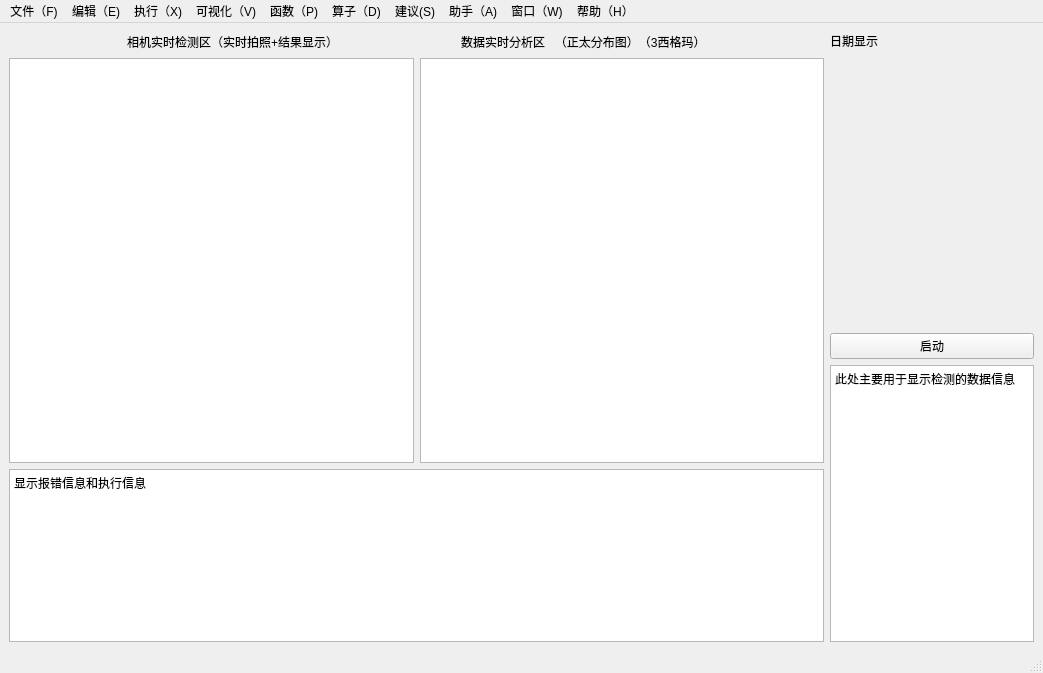
ziqianwenxuan/Machine-vision-inspection-system, file InspectionSystem/mainwindow.ui: the form before one commit.
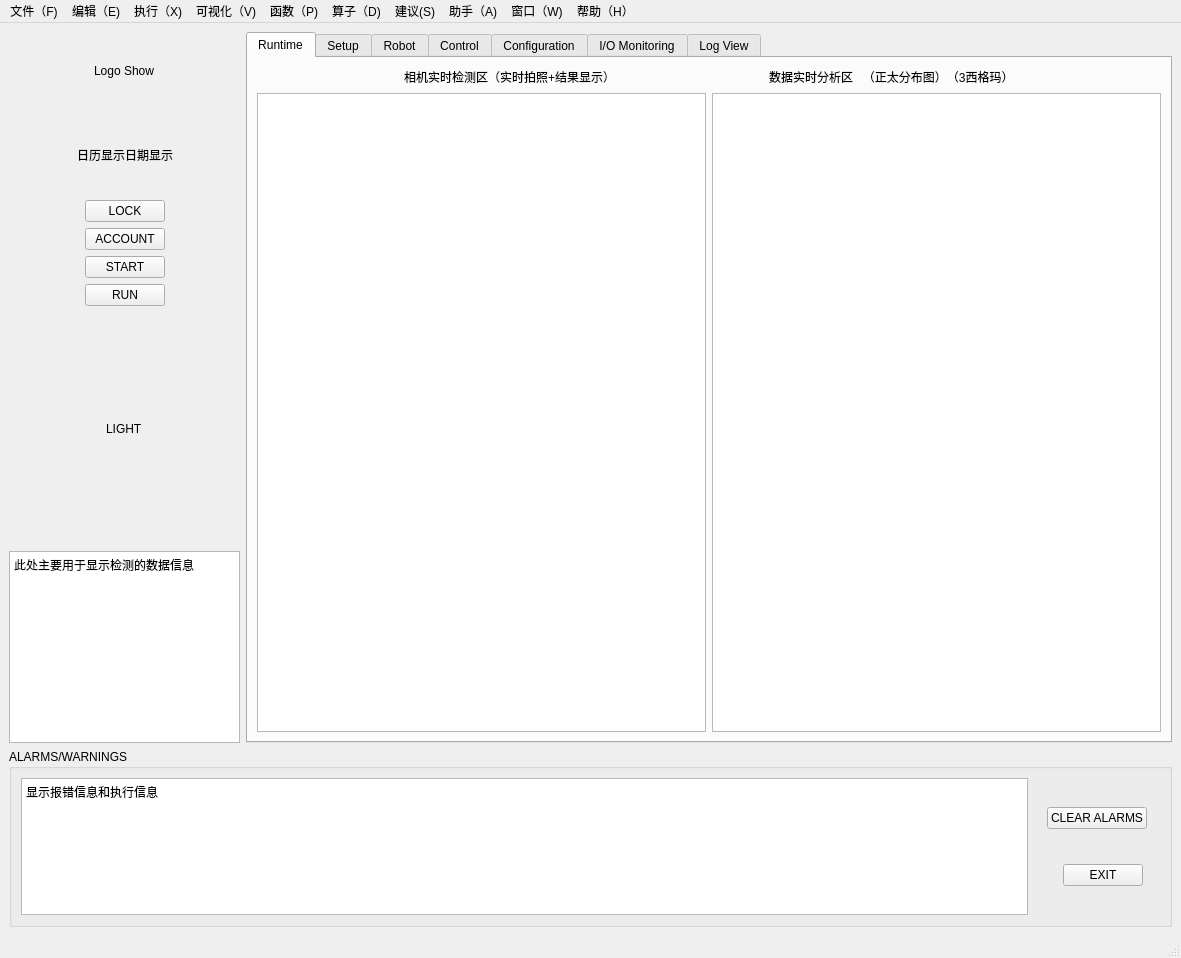
The form after the commit. Icons and pictures are not drawn.

Commit message: 第二次改进，仿照UMP的 GUI界面

```diff
--- a/InspectionSystem/mainwindow.ui
+++ b/InspectionSystem/mainwindow.ui
@@ -6,8 +6,8 @@
    <rect>
     <x>0</x>
     <y>0</y>
-    <width>1043</width>
-    <height>673</height>
+    <width>1181</width>
+    <height>958</height>
    </rect>
   </property>
   <property name="windowTitle">
@@ -18,15 +18,338 @@
     <normaloff>Kingdee_ico.ico</normaloff>Kingdee_ico.ico</iconset>
   </property>
   <widget class="QWidget" name="centralwidget">
-   <layout class="QGridLayout" name="gridLayout">
+   <layout class="QGridLayout" name="gridLayout_2">
     <item row="0" column="0">
-     <layout class="QHBoxLayout" name="horizontalLayout_3" stretch="8,2">
+     <layout class="QVBoxLayout" name="verticalLayout_3" stretch="8,2">
       <item>
-       <layout class="QVBoxLayout" name="verticalLayout_2" stretch="0,0">
+       <layout class="QHBoxLayout" name="horizontalLayout_9" stretch="2,8">
+        <item>
+         <layout class="QVBoxLayout" name="verticalLayout" stretch="1,1,1,1,2,2,3,0">
+          <item>
+           <layout class="QHBoxLayout" name="horizontalLayout">
+            <item>
+             <spacer name="horizontalSpacer_4">
+              <property name="orientation">
+               <enum>Qt::Horizontal</enum>
+              </property>
+              <property name="sizeHint" stdset="0">
+               <size>
+                <width>40</width>
+                <height>20</height>
+               </size>
+              </property>
+             </spacer>
+            </item>
+            <item>
+             <widget class="QLabel" name="LogoShow">
+              <property name="text">
+               <string>Logo Show</string>
+              </property>
+             </widget>
+            </item>
+            <item>
+             <spacer name="horizontalSpacer_5">
+              <property name="orientation">
+               <enum>Qt::Horizontal</enum>
+              </property>
+              <property name="sizeHint" stdset="0">
+               <size>
+                <width>40</width>
+                <height>20</height>
+               </size>
+              </property>
+             </spacer>
+            </item>
+           </layout>
+          </item>
         <item>
          <layout class="QHBoxLayout" name="horizontalLayout_2">
           <item>
-           <spacer name="horizontalSpacer_2">
+             <spacer name="horizontalSpacer_7">
+              <property name="orientation">
+               <enum>Qt::Horizontal</enum>
+              </property>
+              <property name="sizeHint" stdset="0">
+               <size>
+                <width>40</width>
+                <height>20</height>
+               </size>
+              </property>
+             </spacer>
+            </item>
+            <item>
+             <widget class="QLabel" name="dateTime">
+              <property name="enabled">
+               <bool>true</bool>
+              </property>
+              <property name="text">
+               <string>日历显示日期显示</string>
+              </property>
+             </widget>
+            </item>
+            <item>
+             <spacer name="horizontalSpacer_6">
+              <property name="orientation">
+               <enum>Qt::Horizontal</enum>
+              </property>
+              <property name="sizeHint" stdset="0">
+               <size>
+                <width>40</width>
+                <height>20</height>
+               </size>
+              </property>
+             </spacer>
+            </item>
+           </layout>
+          </item>
+          <item>
+           <layout class="QHBoxLayout" name="horizontalLayout_3">
+            <item>
+             <spacer name="horizontalSpacer_8">
+              <property name="orientation">
+               <enum>Qt::Horizontal</enum>
+              </property>
+              <property name="sizeHint" stdset="0">
+               <size>
+                <width>40</width>
+                <height>20</height>
+               </size>
+              </property>
+             </spacer>
+            </item>
+            <item>
+             <widget class="QPushButton" name="Lock_bt">
+              <property name="text">
+               <string>LOCK</string>
+              </property>
+             </widget>
+            </item>
+            <item>
+             <spacer name="horizontalSpacer_9">
+              <property name="orientation">
+               <enum>Qt::Horizontal</enum>
+              </property>
+              <property name="sizeHint" stdset="0">
+               <size>
+                <width>40</width>
+                <height>20</height>
+               </size>
+              </property>
+             </spacer>
+            </item>
+           </layout>
+          </item>
+          <item>
+           <layout class="QHBoxLayout" name="horizontalLayout_4">
+            <item>
+             <spacer name="horizontalSpacer_11">
+              <property name="orientation">
+               <enum>Qt::Horizontal</enum>
+              </property>
+              <property name="sizeHint" stdset="0">
+               <size>
+                <width>40</width>
+                <height>20</height>
+               </size>
+              </property>
+             </spacer>
+            </item>
+            <item>
+             <widget class="QPushButton" name="Account_bt">
+              <property name="text">
+               <string>ACCOUNT</string>
+              </property>
+             </widget>
+            </item>
+            <item>
+             <spacer name="horizontalSpacer_10">
+              <property name="orientation">
+               <enum>Qt::Horizontal</enum>
+              </property>
+              <property name="sizeHint" stdset="0">
+               <size>
+                <width>40</width>
+                <height>20</height>
+               </size>
+              </property>
+             </spacer>
+            </item>
+           </layout>
+          </item>
+          <item>
+           <layout class="QHBoxLayout" name="horizontalLayout_5">
+            <item>
+             <spacer name="horizontalSpacer_12">
+              <property name="orientation">
+               <enum>Qt::Horizontal</enum>
+              </property>
+              <property name="sizeHint" stdset="0">
+               <size>
+                <width>40</width>
+                <height>20</height>
+               </size>
+              </property>
+             </spacer>
+            </item>
+            <item>
+             <widget class="QPushButton" name="Account_bt_2">
+              <property name="sizePolicy">
+               <sizepolicy hsizetype="Minimum" vsizetype="Maximum">
+                <horstretch>0</horstretch>
+                <verstretch>0</verstretch>
+               </sizepolicy>
+              </property>
+              <property name="text">
+               <string>START</string>
+              </property>
+             </widget>
+            </item>
+            <item>
+             <spacer name="horizontalSpacer_13">
+              <property name="orientation">
+               <enum>Qt::Horizontal</enum>
+              </property>
+              <property name="sizeHint" stdset="0">
+               <size>
+                <width>40</width>
+                <height>20</height>
+               </size>
+              </property>
+             </spacer>
+            </item>
+           </layout>
+          </item>
+          <item>
+           <layout class="QHBoxLayout" name="horizontalLayout_6">
+            <item>
+             <spacer name="horizontalSpacer_15">
+              <property name="orientation">
+               <enum>Qt::Horizontal</enum>
+              </property>
+              <property name="sizeHint" stdset="0">
+               <size>
+                <width>40</width>
+                <height>20</height>
+               </size>
+              </property>
+             </spacer>
+            </item>
+            <item>
+             <widget class="QPushButton" name="Account_bt_3">
+              <property name="text">
+               <string>RUN</string>
+              </property>
+             </widget>
+            </item>
+            <item>
+             <spacer name="horizontalSpacer_14">
+              <property name="orientation">
+               <enum>Qt::Horizontal</enum>
+              </property>
+              <property name="sizeHint" stdset="0">
+               <size>
+                <width>40</width>
+                <height>20</height>
+               </size>
+              </property>
+             </spacer>
+            </item>
+           </layout>
+          </item>
+          <item>
+           <layout class="QHBoxLayout" name="horizontalLayout_7">
+            <item>
+             <spacer name="horizontalSpacer_17">
+              <property name="orientation">
+               <enum>Qt::Horizontal</enum>
+              </property>
+              <property name="sizeHint" stdset="0">
+               <size>
+                <width>40</width>
+                <height>20</height>
+               </size>
+              </property>
+             </spacer>
+            </item>
+            <item>
+             <widget class="QLabel" name="label_4">
+              <property name="text">
+               <string>LIGHT</string>
+              </property>
+             </widget>
+            </item>
+            <item>
+             <spacer name="horizontalSpacer_16">
+              <property name="orientation">
+               <enum>Qt::Horizontal</enum>
+              </property>
+              <property name="sizeHint" stdset="0">
+               <size>
+                <width>40</width>
+                <height>20</height>
+               </size>
+              </property>
+             </spacer>
+            </item>
+           </layout>
+          </item>
+          <item>
+           <layout class="QHBoxLayout" name="horizontalLayout_8">
+            <item>
+             <spacer name="horizontalSpacer_19">
+              <property name="orientation">
+               <enum>Qt::Horizontal</enum>
+              </property>
+              <property name="sizeHint" stdset="0">
+               <size>
+                <width>18</width>
+                <height>20</height>
+               </size>
+              </property>
+             </spacer>
+            </item>
+            <item>
+             <widget class="QTextBrowser" name="textBrowser_2">
+              <property name="html">
+               <string>&lt;!DOCTYPE HTML PUBLIC &quot;-//W3C//DTD HTML 4.0//EN&quot; &quot;http://www.w3.org/TR/REC-html40/strict.dtd&quot;&gt;
+&lt;html&gt;&lt;head&gt;&lt;meta name=&quot;qrichtext&quot; content=&quot;1&quot; /&gt;&lt;style type=&quot;text/css&quot;&gt;
+p, li { white-space: pre-wrap; }
+&lt;/style&gt;&lt;/head&gt;&lt;body style=&quot; font-family:'SimSun'; font-size:9pt; font-weight:400; font-style:normal;&quot;&gt;
+&lt;p style=&quot; margin-top:0px; margin-bottom:0px; margin-left:0px; margin-right:0px; -qt-block-indent:0; text-indent:0px;&quot;&gt;&lt;span style=&quot; font-family:'SimSun';&quot;&gt;此处主要用于显示检测的数据信息&lt;/span&gt;&lt;/p&gt;&lt;/body&gt;&lt;/html&gt;</string>
+              </property>
+             </widget>
+            </item>
+            <item>
+             <spacer name="horizontalSpacer_18">
+              <property name="orientation">
+               <enum>Qt::Horizontal</enum>
+              </property>
+              <property name="sizeHint" stdset="0">
+               <size>
+                <width>18</width>
+                <height>20</height>
+               </size>
+              </property>
+             </spacer>
+            </item>
+           </layout>
+          </item>
+         </layout>
+        </item>
+        <item>
+         <widget class="QTabWidget" name="tabWidget">
+          <property name="currentIndex">
+           <number>0</number>
+          </property>
+          <widget class="QWidget" name="tab">
+           <attribute name="title">
+            <string>Runtime</string>
+           </attribute>
+           <layout class="QGridLayout" name="gridLayout_3">
+            <item row="0" column="0">
+             <layout class="QHBoxLayout" name="horizontalLayout_13">
+              <item>
+               <spacer name="horizontalSpacer_24">
             <property name="orientation">
              <enum>Qt::Horizontal</enum>
             </property>
@@ -46,7 +369,7 @@
            </widget>
           </item>
           <item>
-           <spacer name="horizontalSpacer">
+               <spacer name="horizontalSpacer_25">
             <property name="orientation">
              <enum>Qt::Horizontal</enum>
             </property>
@@ -66,7 +389,7 @@
            </widget>
           </item>
           <item>
-           <spacer name="horizontalSpacer_3">
+               <spacer name="horizontalSpacer_26">
             <property name="orientation">
              <enum>Qt::Horizontal</enum>
             </property>
@@ -80,18 +403,60 @@
           </item>
          </layout>
         </item>
+            <item row="1" column="0">
+             <layout class="QHBoxLayout" name="horizontalLayout_14">
         <item>
-         <layout class="QVBoxLayout" name="verticalLayout" stretch="7,3">
-          <item>
-           <layout class="QHBoxLayout" name="horizontalLayout" stretch="0,0">
-            <item>
-             <widget class="QGraphicsView" name="graphicsView"/>
+               <widget class="QGraphicsView" name="graphics_View"/>
             </item>
             <item>
              <widget class="QGraphicsView" name="date_view"/>
             </item>
            </layout>
           </item>
+           </layout>
+          </widget>
+          <widget class="QWidget" name="tab_2">
+           <attribute name="title">
+            <string>Setup</string>
+           </attribute>
+          </widget>
+          <widget class="QWidget" name="tab_3">
+           <attribute name="title">
+            <string>Robot</string>
+           </attribute>
+          </widget>
+          <widget class="QWidget" name="tab_4">
+           <attribute name="title">
+            <string>Control</string>
+           </attribute>
+          </widget>
+          <widget class="QWidget" name="tab_5">
+           <attribute name="title">
+            <string>Configuration</string>
+           </attribute>
+          </widget>
+          <widget class="QWidget" name="tab_6">
+           <attribute name="title">
+            <string>I/O Monitoring</string>
+           </attribute>
+          </widget>
+          <widget class="QWidget" name="tab_7">
+           <attribute name="title">
+            <string>Log View</string>
+           </attribute>
+          </widget>
+         </widget>
+        </item>
+       </layout>
+      </item>
+      <item>
+       <widget class="QGroupBox" name="groupBox">
+        <property name="title">
+         <string>ALARMS/WARNINGS</string>
+        </property>
+        <layout class="QGridLayout" name="gridLayout">
+         <item row="0" column="0">
+          <layout class="QHBoxLayout" name="horizontalLayout_12" stretch="8,1">
           <item>
            <widget class="QTextBrowser" name="textBrowser">
             <property name="html">
@@ -103,54 +468,88 @@
             </property>
            </widget>
           </item>
-         </layout>
-        </item>
-       </layout>
-      </item>
       <item>
-       <layout class="QVBoxLayout" name="verticalLayout_3" stretch="0,0,0,0">
+            <layout class="QVBoxLayout" name="verticalLayout_2">
         <item>
-         <widget class="QLabel" name="dateTime">
-          <property name="enabled">
-           <bool>true</bool>
-          </property>
+              <layout class="QHBoxLayout" name="horizontalLayout_10">
+               <item>
+                <spacer name="horizontalSpacer_20">
+                 <property name="orientation">
+                  <enum>Qt::Horizontal</enum>
+                 </property>
+                 <property name="sizeHint" stdset="0">
+                  <size>
+                   <width>40</width>
+                   <height>20</height>
+                  </size>
+                 </property>
+                </spacer>
+               </item>
+               <item>
+                <widget class="QPushButton" name="Account_bt_4">
           <property name="text">
-           <string>日期显示</string>
+                  <string>CLEAR ALARMS</string>
           </property>
          </widget>
         </item>
         <item>
-         <spacer name="verticalSpacer">
+                <spacer name="horizontalSpacer_21">
           <property name="orientation">
-           <enum>Qt::Vertical</enum>
+                  <enum>Qt::Horizontal</enum>
           </property>
           <property name="sizeHint" stdset="0">
            <size>
-            <width>20</width>
-            <height>40</height>
+                   <width>40</width>
+                   <height>20</height>
            </size>
           </property>
          </spacer>
         </item>
+              </layout>
+             </item>
         <item>
-         <widget class="QPushButton" name="pushButton">
+              <layout class="QHBoxLayout" name="horizontalLayout_11">
+               <item>
+                <spacer name="horizontalSpacer_22">
+                 <property name="orientation">
+                  <enum>Qt::Horizontal</enum>
+                 </property>
+                 <property name="sizeHint" stdset="0">
+                  <size>
+                   <width>40</width>
+                   <height>20</height>
+                  </size>
+                 </property>
+                </spacer>
+               </item>
+               <item>
+                <widget class="QPushButton" name="Account_bt_5">
           <property name="text">
-           <string>启动</string>
+                  <string>EXIT</string>
           </property>
          </widget>
         </item>
         <item>
-         <widget class="QTextBrowser" name="textBrowser_2">
-          <property name="html">
-           <string>&lt;!DOCTYPE HTML PUBLIC &quot;-//W3C//DTD HTML 4.0//EN&quot; &quot;http://www.w3.org/TR/REC-html40/strict.dtd&quot;&gt;
-&lt;html&gt;&lt;head&gt;&lt;meta name=&quot;qrichtext&quot; content=&quot;1&quot; /&gt;&lt;style type=&quot;text/css&quot;&gt;
-p, li { white-space: pre-wrap; }
-&lt;/style&gt;&lt;/head&gt;&lt;body style=&quot; font-family:'SimSun'; font-size:9pt; font-weight:400; font-style:normal;&quot;&gt;
-&lt;p style=&quot; margin-top:0px; margin-bottom:0px; margin-left:0px; margin-right:0px; -qt-block-indent:0; text-indent:0px;&quot;&gt;&lt;span style=&quot; font-family:'SimSun';&quot;&gt;此处主要用于显示检测的数据信息&lt;/span&gt;&lt;/p&gt;&lt;/body&gt;&lt;/html&gt;</string>
-          </property>
-         </widget>
-        </item>
-       </layout>
+                <spacer name="horizontalSpacer_23">
+                 <property name="orientation">
+                  <enum>Qt::Horizontal</enum>
+                 </property>
+                 <property name="sizeHint" stdset="0">
+                  <size>
+                   <width>28</width>
+                   <height>20</height>
+                  </size>
+                 </property>
+                </spacer>
+               </item>
+              </layout>
+             </item>
+            </layout>
+           </item>
+          </layout>
+         </item>
+        </layout>
+       </widget>
       </item>
      </layout>
     </item>
@@ -161,7 +560,7 @@
     <rect>
      <x>0</x>
      <y>0</y>
-     <width>1043</width>
+     <width>1181</width>
      <height>23</height>
     </rect>
    </property>
```
Left out of the diff: 2 changed lines with no effect on the pictures. Lines whose indentation alone changed are shown as unchanged. The commit also changes 7 other files.
